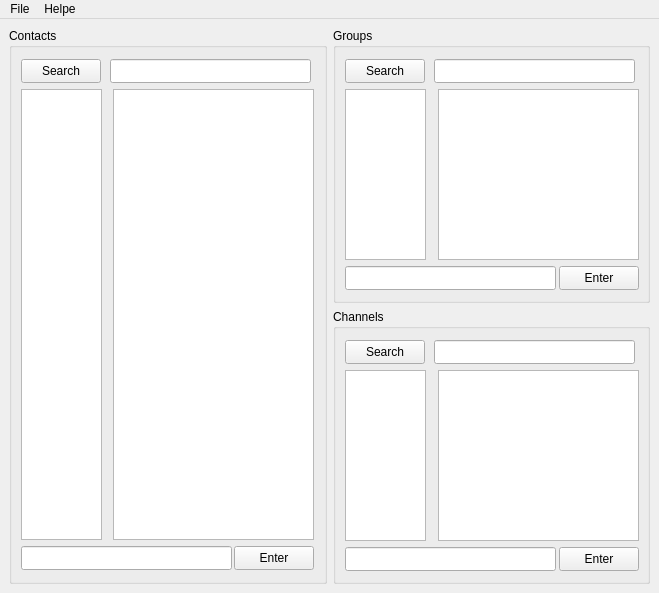
Behdad-AVI-203/Messenger_CodeX_11, file FinalProject_Messenger/startwindow.ui: the form before one commit.
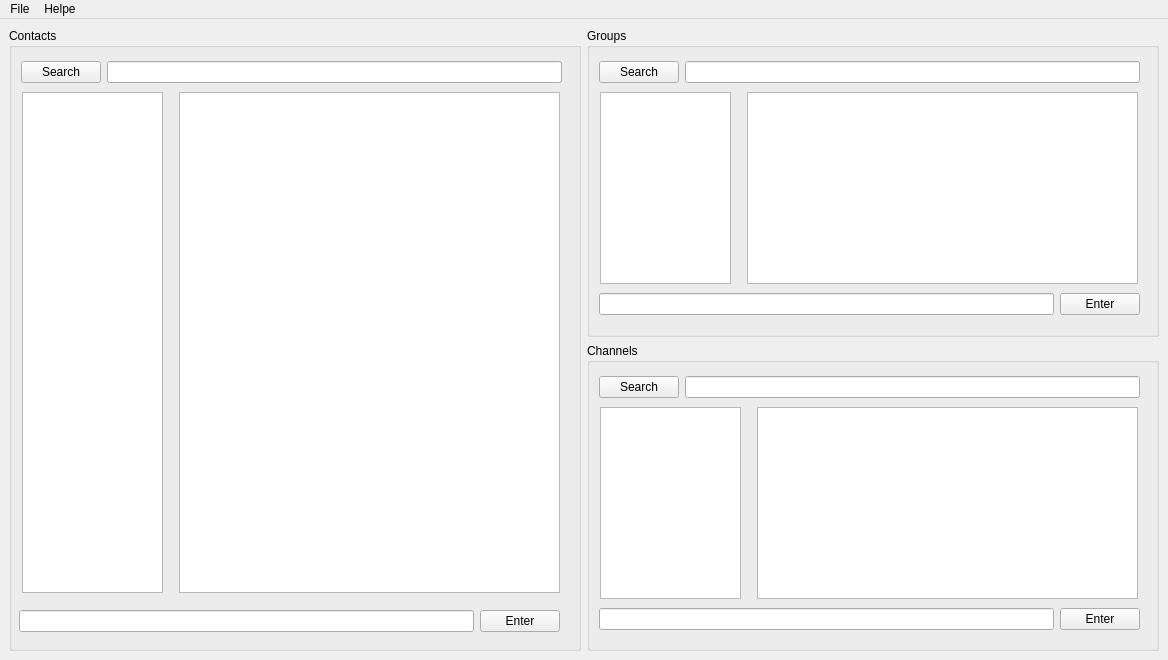
The form after the commit.

Commit message: Refreshing the list of contacts, groups and channels and the ability to search between contacts were added and changes were made in the design of the program and repairs were made in the program.

```diff
--- a/FinalProject_Messenger/startwindow.ui
+++ b/FinalProject_Messenger/startwindow.ui
@@ -6,10 +6,34 @@
    <rect>
     <x>0</x>
     <y>0</y>
-    <width>659</width>
-    <height>593</height>
+    <width>1168</width>
+    <height>660</height>
    </rect>
   </property>
+  <property name="sizePolicy">
+   <sizepolicy hsizetype="Preferred" vsizetype="Preferred">
+    <horstretch>0</horstretch>
+    <verstretch>0</verstretch>
+   </sizepolicy>
+  </property>
+  <property name="minimumSize">
+   <size>
+    <width>0</width>
+    <height>0</height>
+   </size>
+  </property>
+  <property name="sizeIncrement">
+   <size>
+    <width>0</width>
+    <height>-1</height>
+   </size>
+  </property>
+  <property name="baseSize">
+   <size>
+    <width>0</width>
+    <height>-1</height>
+   </size>
+  </property>
   <property name="windowTitle">
    <string>MainWindow</string>
   </property>
@@ -20,69 +44,76 @@
       <property name="title">
        <string>Contacts</string>
       </property>
-      <widget class="QPushButton" name="pushButton_searchuser">
+      <widget class="QWidget" name="">
        <property name="geometry">
         <rect>
          <x>12</x>
          <y>31</y>
-         <width>80</width>
-         <height>24</height>
+         <width>541</width>
+         <height>26</height>
         </rect>
        </property>
-       <property name="text">
-        <string>Search</string>
-       </property>
+       <layout class="QHBoxLayout" name="horizontalLayout">
+        <item>
+         <widget class="QPushButton" name="pushButton_searchuser">
+          <property name="text">
+           <string>Search</string>
+          </property>
+         </widget>
+        </item>
+        <item>
+         <widget class="QLineEdit" name="lineEdit_searchuser"/>
+        </item>
+       </layout>
       </widget>
-      <widget class="QLineEdit" name="lineEdit_searchuser">
+      <widget class="QWidget" name="">
        <property name="geometry">
         <rect>
-         <x>101</x>
-         <y>31</y>
-         <width>201</width>
-         <height>24</height>
+         <x>10</x>
+         <y>580</y>
+         <width>541</width>
+         <height>26</height>
         </rect>
        </property>
-      </widget>
-      <widget class="QTextEdit" name="textEdit_conversation">
-       <property name="geometry">
-        <rect>
-         <x>104</x>
-         <y>61</y>
-         <width>201</width>
-         <height>451</height>
-        </rect>
-       </property>
-      </widget>
-      <widget class="QLineEdit" name="lineEdit_message">
-       <property name="geometry">
-        <rect>
-         <x>12</x>
-         <y>518</y>
-         <width>211</width>
-         <height>24</height>
-        </rect>
-       </property>
-      </widget>
-      <widget class="QPushButton" name="pushButton_entermessage">
-       <property name="geometry">
-        <rect>
-         <x>225</x>
-         <y>518</y>
-         <width>80</width>
-         <height>24</height>
-        </rect>
-       </property>
-       <property name="text">
-        <string>Enter</string>
-       </property>
+       <layout class="QHBoxLayout" name="horizontalLayout_3">
+        <item>
+         <widget class="QLineEdit" name="lineEdit_messageuser"/>
+        </item>
+        <item>
+         <widget class="QPushButton" name="pushButton_entermessage_contact">
+          <property name="text">
+           <string>Enter</string>
+          </property>
+         </widget>
+        </item>
+       </layout>
       </widget>
       <widget class="QTextEdit" name="textEdit_contacts">
        <property name="geometry">
         <rect>
-         <x>12</x>
-         <y>61</y>
-         <width>81</width>
-         <height>451</height>
+         <x>13</x>
+         <y>64</y>
+         <width>141</width>
+         <height>501</height>
+        </rect>
+       </property>
+       <property name="sizeIncrement">
+        <size>
+         <width>2</width>
+         <height>0</height>
+        </size>
+       </property>
+       <property name="styleSheet">
+        <string notr="true"/>
+       </property>
+      </widget>
+      <widget class="QTextEdit" name="textEdit_conversation">
+       <property name="geometry">
+        <rect>
+         <x>170</x>
+         <y>64</y>
+         <width>381</width>
+         <height>501</height>
         </rect>
        </property>
       </widget>
@@ -93,72 +124,70 @@
       <property name="title">
        <string>Groups</string>
       </property>
-      <widget class="QLineEdit" name="lineEdit_searchgroupe">
+      <widget class="QWidget" name="">
        <property name="geometry">
         <rect>
-         <x>101</x>
+         <x>12</x>
          <y>31</y>
-         <width>201</width>
-         <height>24</height>
+         <width>541</width>
+         <height>26</height>
         </rect>
        </property>
+       <layout class="QHBoxLayout" name="horizontalLayout_2">
+        <item>
+         <widget class="QPushButton" name="pushButton_searchgroupe">
+          <property name="text">
+           <string>Search</string>
+          </property>
+         </widget>
+        </item>
+        <item>
+         <widget class="QLineEdit" name="lineEdit_searchgroupe"/>
+        </item>
+       </layout>
       </widget>
-      <widget class="QTextEdit" name="textEdit_groupmessages">
+      <widget class="QWidget" name="">
        <property name="geometry">
         <rect>
-         <x>105</x>
-         <y>61</y>
-         <width>201</width>
-         <height>171</height>
+         <x>12</x>
+         <y>263</y>
+         <width>541</width>
+         <height>26</height>
         </rect>
        </property>
+       <layout class="QHBoxLayout" name="horizontalLayout_5">
+        <item>
+         <widget class="QLineEdit" name="lineEdit_messagegroup"/>
+        </item>
+        <item>
+         <widget class="QPushButton" name="pushButton_entermessage_group">
+          <property name="text">
+           <string>Enter</string>
+          </property>
+         </widget>
+        </item>
+       </layout>
       </widget>
       <widget class="QTextEdit" name="textEdit_groups">
        <property name="geometry">
         <rect>
-         <x>12</x>
-         <y>61</y>
-         <width>81</width>
-         <height>171</height>
+         <x>13</x>
+         <y>64</y>
+         <width>131</width>
+         <height>192</height>
         </rect>
        </property>
       </widget>
-      <widget class="QLineEdit" name="lineEdit_message_2">
+      <widget class="QTextEdit" name="textEdit_groupmessages">
        <property name="geometry">
         <rect>
-         <x>12</x>
-         <y>238</y>
-         <width>211</width>
-         <height>24</height>
+         <x>160</x>
+         <y>64</y>
+         <width>391</width>
+         <height>192</height>
         </rect>
        </property>
       </widget>
-      <widget class="QPushButton" name="pushButton_entermessage_2">
-       <property name="geometry">
-        <rect>
-         <x>226</x>
-         <y>238</y>
-         <width>80</width>
-         <height>24</height>
-        </rect>
-       </property>
-       <property name="text">
-        <string>Enter</string>
-       </property>
-      </widget>
-      <widget class="QPushButton" name="pushButton_searchgroupe">
-       <property name="geometry">
-        <rect>
-         <x>12</x>
-         <y>31</y>
-         <width>80</width>
-         <height>24</height>
-        </rect>
-       </property>
-       <property name="text">
-        <string>Search</string>
-       </property>
-      </widget>
      </widget>
     </item>
     <item row="1" column="1">
@@ -166,69 +195,67 @@
       <property name="title">
        <string>Channels</string>
       </property>
-      <widget class="QPushButton" name="pushButton">
+      <widget class="QWidget" name="">
        <property name="geometry">
         <rect>
          <x>12</x>
          <y>31</y>
-         <width>80</width>
-         <height>24</height>
+         <width>541</width>
+         <height>26</height>
         </rect>
        </property>
-       <property name="text">
-        <string>Search</string>
-       </property>
+       <layout class="QHBoxLayout" name="horizontalLayout_4">
+        <item>
+         <widget class="QPushButton" name="pushButton_searcchannel">
+          <property name="text">
+           <string>Search</string>
+          </property>
+         </widget>
+        </item>
+        <item>
+         <widget class="QLineEdit" name="lineEdit_searchchannel"/>
+        </item>
+       </layout>
       </widget>
-      <widget class="QLineEdit" name="lineEdit_searchchannel">
+      <widget class="QWidget" name="">
        <property name="geometry">
         <rect>
-         <x>101</x>
-         <y>31</y>
-         <width>201</width>
-         <height>24</height>
+         <x>12</x>
+         <y>263</y>
+         <width>541</width>
+         <height>26</height>
         </rect>
        </property>
-      </widget>
-      <widget class="QTextEdit" name="textEdit_channelmessages">
-       <property name="geometry">
-        <rect>
-         <x>105</x>
-         <y>61</y>
-         <width>201</width>
-         <height>171</height>
-        </rect>
-       </property>
+       <layout class="QHBoxLayout" name="horizontalLayout_7">
+        <item>
+         <widget class="QLineEdit" name="lineEdit_messagechannel"/>
+        </item>
+        <item>
+         <widget class="QPushButton" name="pushButton_entermessage_channel">
+          <property name="text">
+           <string>Enter</string>
+          </property>
+         </widget>
+        </item>
+       </layout>
       </widget>
       <widget class="QTextEdit" name="textEdit_channels">
        <property name="geometry">
         <rect>
-         <x>12</x>
-         <y>61</y>
-         <width>81</width>
-         <height>171</height>
+         <x>13</x>
+         <y>64</y>
+         <width>141</width>
+         <height>192</height>
         </rect>
        </property>
       </widget>
-      <widget class="QPushButton" name="pushButton_entermessage_3">
+      <widget class="QTextEdit" name="textEdit_channelmessages">
        <property name="geometry">
         <rect>
-         <x>226</x>
-         <y>238</y>
-         <width>80</width>
-         <height>24</height>
-        </rect>
-       </property>
-       <property name="text">
-        <string>Enter</string>
-       </property>
-      </widget>
-      <widget class="QLineEdit" name="lineEdit_message_3">
-       <property name="geometry">
-        <rect>
-         <x>12</x>
-         <y>238</y>
-         <width>211</width>
-         <height>24</height>
+         <x>170</x>
+         <y>64</y>
+         <width>381</width>
+         <height>192</height>
         </rect>
        </property>
       </widget>
@@ -241,7 +268,7 @@
     <rect>
      <x>0</x>
      <y>0</y>
-     <width>659</width>
+     <width>1168</width>
      <height>21</height>
     </rect>
    </property>
```
Left out of the diff: 18 changed lines with no effect on the pictures. The commit also changes 11 other files.
